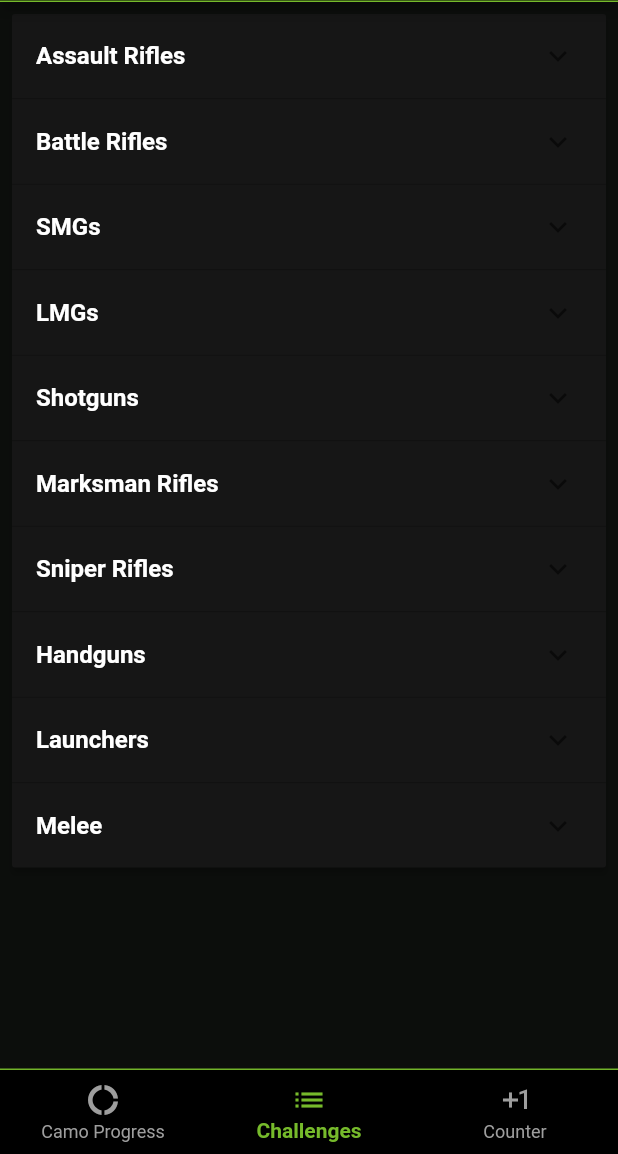
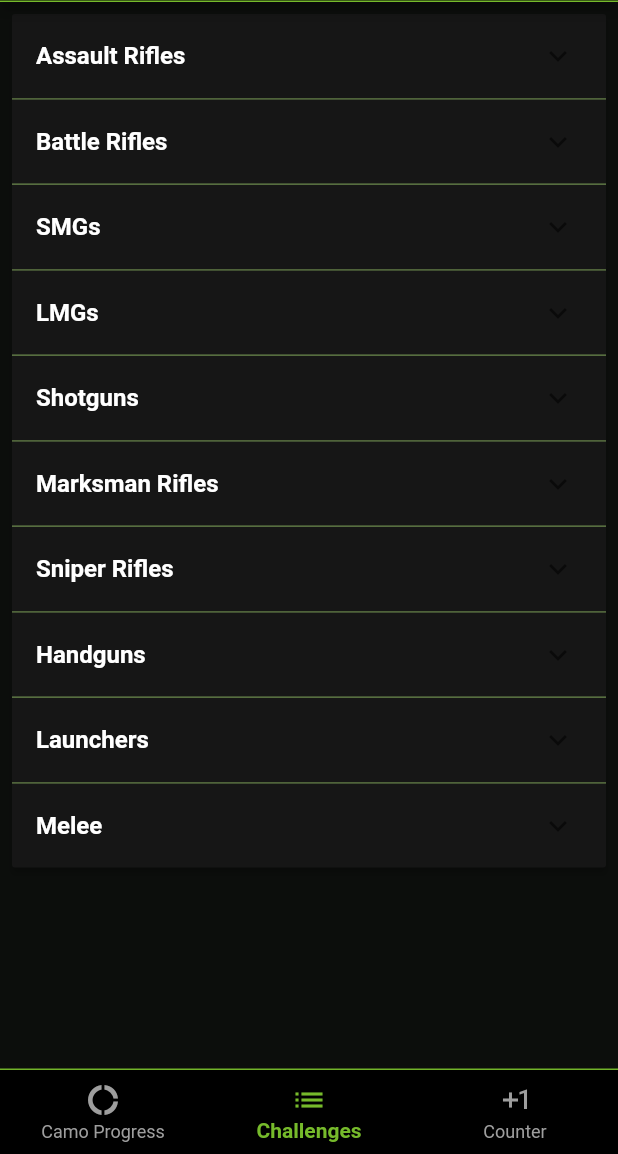
Before and after one commit to JoacinB/jcamotracker, a Flutter app: the screen it shows after launch, item 2 of the bottom bar chosen, on a phone screen of 412 x 824 dp, the part 82-1236 px from its top. Run offline on Flutter 3.47's test engine with Material 2 defaults, Android fonts, the phone set to English and light mode, and no system bars; our stand-ins replace shared_preferences.

Commit message:
Improvements to WC visuals

```diff
--- a/lib/weapon_challenges.dart
+++ b/lib/weapon_challenges.dart
@@ -536,6 +536,8 @@ class _WeaponChallengesState extends State<WeaponChallenges> {
 
     Widget _buildPanel(List<Step> steps) {
     return ExpansionPanelList.radio(
+      dividerColor: const Color.fromARGB(255, 107, 138, 77),
+      expandedHeaderPadding: const EdgeInsets.only(bottom: 3),
       children: steps.map<ExpansionPanelRadio>((Step step) {
         return ExpansionPanelRadio(
           backgroundColor: const Color.fromARGB(255, 22, 22, 22),
```
